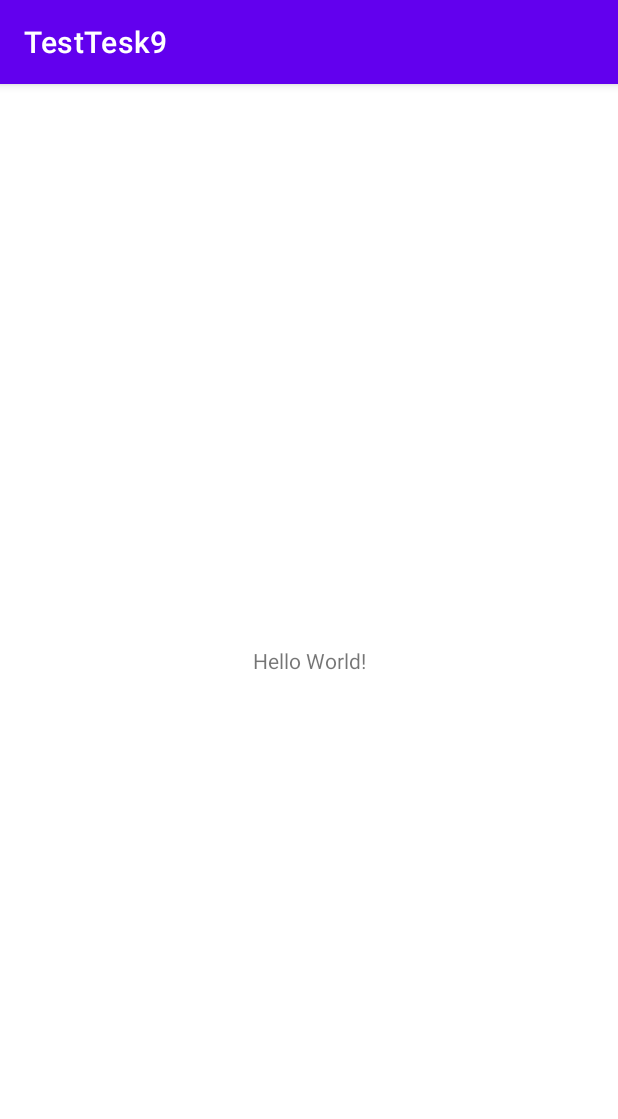
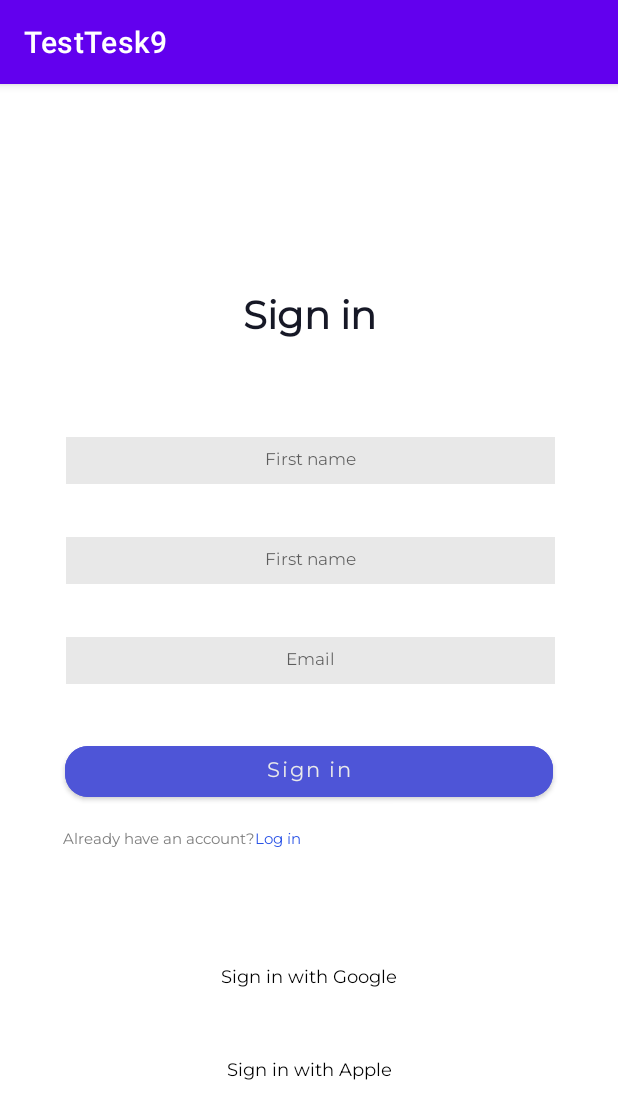
Before and after one commit to mixei4ik/TestTesk9, an Android app: the screen it shows after launch (MainActivity), on a phone screen of 412 x 824 dp. Shown: the top 1119 px of the screen. Run offline under Robolectric (Android 15) with nearby library versions, the phone set to English and light mode, and no system bars; our stand-ins replace Dagger/Hilt's generated code.

Commit message:
add nav_graph and fragments

```diff
--- a/app/src/main/AndroidManifest.xml
+++ b/app/src/main/AndroidManifest.xml
@@ -14,7 +14,7 @@
         android:theme="@style/Theme.TestTesk9"
         tools:targetApi="31">
         <activity
-            android:name=".MainActivity"
+            android:name=".presentation.ui.MainActivity"
             android:exported="true">
             <intent-filter>
                 <action android:name="android.intent.action.MAIN" />
--- a/app/src/main/java/com/example/testtesk9/MainActivity.kt
+++ /dev/null
@@ -1,11 +0,0 @@
-package com.example.testtesk9
-
-import androidx.appcompat.app.AppCompatActivity
-import android.os.Bundle
-
-class MainActivity : AppCompatActivity() {
-    override fun onCreate(savedInstanceState: Bundle?) {
-        super.onCreate(savedInstanceState)
-        setContentView(R.layout.activity_main)
-    }
-}
--- /dev/null
+++ b/app/src/main/java/com/example/testtesk9/presentation/ui/LoginFragment.kt
@@ -0,0 +1,26 @@
+package com.example.testtesk9.presentation.ui
+
+import android.os.Bundle
+import android.view.View
+import androidx.fragment.app.Fragment
+import androidx.navigation.fragment.findNavController
+import com.example.testtesk9.R
+import com.example.testtesk9.databinding.FragmentLoginBinding
+import dagger.hilt.android.AndroidEntryPoint
+
+@AndroidEntryPoint
+class LoginFragment : Fragment(R.layout.fragment_login) {
+
+    private lateinit var binding: FragmentLoginBinding
+
+    override fun onViewCreated(view: View, savedInstanceState: Bundle?) {
+        super.onViewCreated(view, savedInstanceState)
+        binding = FragmentLoginBinding.bind(view)
+
+        binding.loginButton.setOnClickListener {
+            findNavController().navigate(
+                R.id.action_loginFragment_to_tradePageFragment
+            )
+        }
+    }
+}
--- /dev/null
+++ b/app/src/main/java/com/example/testtesk9/presentation/ui/MainActivity.kt
@@ -0,0 +1,35 @@
+package com.example.testtesk9.presentation.ui
+
+import androidx.appcompat.app.AppCompatActivity
+import android.os.Bundle
+import androidx.activity.viewModels
+import androidx.navigation.NavController
+import androidx.navigation.fragment.NavHostFragment
+import com.example.testtesk9.R
+import com.example.testtesk9.databinding.ActivityMainBinding
+import com.example.testtesk9.presentation.viewmodels.ShopViewModel
+import dagger.hilt.android.AndroidEntryPoint
+
+@AndroidEntryPoint
+class MainActivity : AppCompatActivity() {
+
+    private lateinit var binding: ActivityMainBinding
+
+    private lateinit var navController: NavController
+
+    val shopViewModel by viewModels<ShopViewModel>()
+    override fun onCreate(savedInstanceState: Bundle?) {
+        super.onCreate(savedInstanceState)
+        binding = ActivityMainBinding.inflate(layoutInflater)
+        setContentView(binding.root)
+
+        val navHostFragment =
+            supportFragmentManager.findFragmentById(R.id.navHostFragment) as NavHostFragment
+        navController = navHostFragment.navController
+    }
+
+    override fun onSupportNavigateUp(): Boolean {
+        onBackPressed()
+        return true
+    }
+}
--- /dev/null
+++ b/app/src/main/java/com/example/testtesk9/presentation/ui/RegistrationFragment.kt
@@ -0,0 +1,33 @@
+package com.example.testtesk9.presentation.ui
+
+import android.os.Bundle
+import android.view.View
+import androidx.fragment.app.Fragment
+import androidx.navigation.fragment.findNavController
+import com.example.testtesk9.R
+import com.example.testtesk9.databinding.FragmentRegistrationBinding
+import dagger.hilt.android.AndroidEntryPoint
+
+
+@AndroidEntryPoint
+class RegistrationFragment : Fragment(R.layout.fragment_registration) {
+
+    private lateinit var binding: FragmentRegistrationBinding
+
+    override fun onViewCreated(view: View, savedInstanceState: Bundle?) {
+        super.onViewCreated(view, savedInstanceState)
+        binding = FragmentRegistrationBinding.bind(view)
+
+        binding.signInButton.setOnClickListener {
+            findNavController().navigate(
+                R.id.action_registrationFragment_to_tradePageFragment
+            )
+        }
+
+        binding.logInButton.setOnClickListener {
+            findNavController().navigate(
+                R.id.action_registrationFragment_to_loginFragment
+            )
+        }
+    }
+}
--- /dev/null
+++ b/app/src/main/java/com/example/testtesk9/presentation/ui/TradePageFragment.kt
@@ -0,0 +1,20 @@
+package com.example.testtesk9.presentation.ui
+
+import android.os.Bundle
+import android.view.View
+import androidx.fragment.app.Fragment
+import com.example.testtesk9.R
+import com.example.testtesk9.databinding.FragmentTradePageBinding
+import dagger.hilt.android.AndroidEntryPoint
+
+@AndroidEntryPoint
+class TradePageFragment : Fragment(R.layout.fragment_trade_page) {
+
+    private lateinit var binding: FragmentTradePageBinding
+
+    override fun onViewCreated(view: View, savedInstanceState: Bundle?) {
+        super.onViewCreated(view, savedInstanceState)
+        binding = FragmentTradePageBinding.bind(view)
+
+    }
+}
--- a/app/src/main/res/layout/activity_main.xml
+++ b/app/src/main/res/layout/activity_main.xml
@@ -1,18 +1,19 @@
 <?xml version="1.0" encoding="utf-8"?>
-<androidx.constraintlayout.widget.ConstraintLayout xmlns:android="http://schemas.android.com/apk/res/android"
+<FrameLayout
+    xmlns:android="http://schemas.android.com/apk/res/android"
     xmlns:app="http://schemas.android.com/apk/res-auto"
     xmlns:tools="http://schemas.android.com/tools"
     android:layout_width="match_parent"
     android:layout_height="match_parent"
-    tools:context=".MainActivity">
+    tools:context=".presentation.ui.MainActivity">
 
-    <TextView
-        android:layout_width="wrap_content"
-        android:layout_height="wrap_content"
-        android:text="Hello World!"
-        app:layout_constraintBottom_toBottomOf="parent"
-        app:layout_constraintEnd_toEndOf="parent"
-        app:layout_constraintStart_toStartOf="parent"
-        app:layout_constraintTop_toTopOf="parent" />
 
-</androidx.constraintlayout.widget.ConstraintLayout>
+    <androidx.fragment.app.FragmentContainerView
+        android:id="@+id/navHostFragment"
+        android:name="androidx.navigation.fragment.NavHostFragment"
+        android:layout_width="match_parent"
+        android:layout_height="match_parent"
+        app:defaultNavHost="true"
+        app:navGraph="@navigation/nav_graph" />
+
+</FrameLayout>
--- a/app/src/main/res/layout/fragment_registration.xml
+++ b/app/src/main/res/layout/fragment_registration.xml
@@ -5,7 +5,7 @@
     android:orientation="vertical"
     android:layout_width="match_parent"
     android:layout_height="match_parent"
-    tools:context=".presentation.ui.RegisterFragment">
+    tools:context=".presentation.ui.RegistrationFragment">
 
     <TextView
         android:id="@+id/screen_title"
@@ -77,7 +77,7 @@
         app:layout_constraintStart_toStartOf="parent" />
 
     <Button
-        android:id="@+id/sing_in_button"
+        android:id="@+id/sign_in_button"
         android:layout_width="0dp"
         android:layout_height="46dp"
         android:layout_marginTop="35dp"
@@ -105,7 +105,7 @@
         tools:ignore="SmallSp"
         android:layout_marginStart="42dp"
         android:layout_marginTop="15dp"
-        app:layout_constraintTop_toBottomOf="@+id/sing_in_button"
+        app:layout_constraintTop_toBottomOf="@+id/sign_in_button"
         app:layout_constraintStart_toStartOf="parent"/>
 
     <TextView
@@ -120,7 +120,7 @@
         android:focusable="true"
         tools:ignore="SmallSp"
         android:layout_marginTop="15dp"
-        app:layout_constraintTop_toBottomOf="@+id/sing_in_button"
+        app:layout_constraintTop_toBottomOf="@+id/sign_in_button"
         app:layout_constraintStart_toEndOf="@+id/already_have_an_account_text"/>
 
     <TextView
--- a/app/src/main/res/layout/fragment_trade_page.xml
+++ b/app/src/main/res/layout/fragment_trade_page.xml
@@ -3,7 +3,8 @@
     xmlns:app="http://schemas.android.com/apk/res-auto"
     xmlns:tools="http://schemas.android.com/tools"
     android:layout_width="match_parent"
-    android:layout_height="match_parent">
+    android:layout_height="match_parent"
+    tools:context=".presentation.ui.TradePageFragment">
 
     <ImageButton
         android:id="@+id/density_button"
--- /dev/null
+++ b/app/src/main/res/navigation/nav_graph.xml
@@ -0,0 +1,33 @@
+<?xml version="1.0" encoding="utf-8"?>
+<navigation xmlns:android="http://schemas.android.com/apk/res/android"
+    xmlns:app="http://schemas.android.com/apk/res-auto"
+    xmlns:tools="http://schemas.android.com/tools"
+    android:id="@+id/nav_graph"
+    app:startDestination="@id/registrationFragment">
+
+    <fragment
+        android:id="@+id/registrationFragment"
+        android:name="com.example.testtesk9.presentation.ui.RegistrationFragment"
+        android:label="fragment_registration"
+        tools:layout="@layout/fragment_registration" >
+        <action
+            android:id="@+id/action_registrationFragment_to_loginFragment"
+            app:destination="@id/loginFragment" />
+        <action
+            android:id="@+id/action_registrationFragment_to_tradePageFragment"
+            app:destination="@id/tradePageFragment" />
+    </fragment>
+    <fragment
+        android:id="@+id/loginFragment"
+        android:name="com.example.testtesk9.presentation.ui.LoginFragment"
+        android:label="fragment_login"
+        tools:layout="@layout/fragment_login" >
+        <action
+            android:id="@+id/action_loginFragment_to_tradePageFragment"
+            app:destination="@id/tradePageFragment" />
+    </fragment>
+    <fragment
+        android:id="@+id/tradePageFragment"
+        android:name="com.example.testtesk9.presentation.ui.TradePageFragment"
+        android:label="TradePageFragment" />
+</navigation>
```
